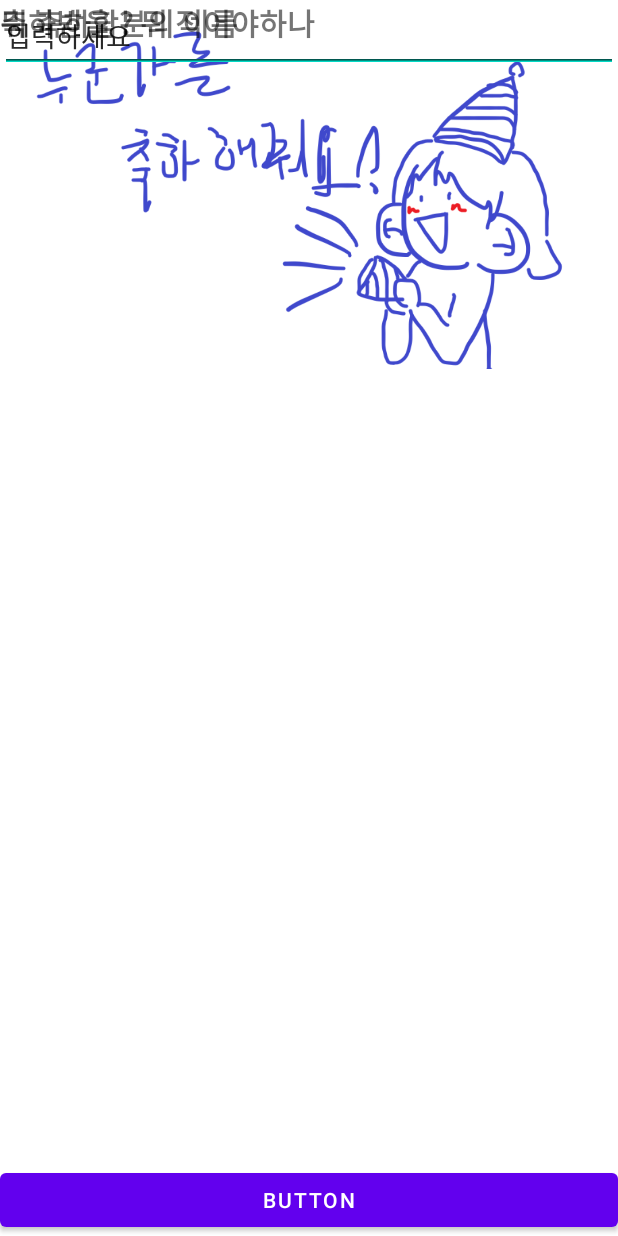
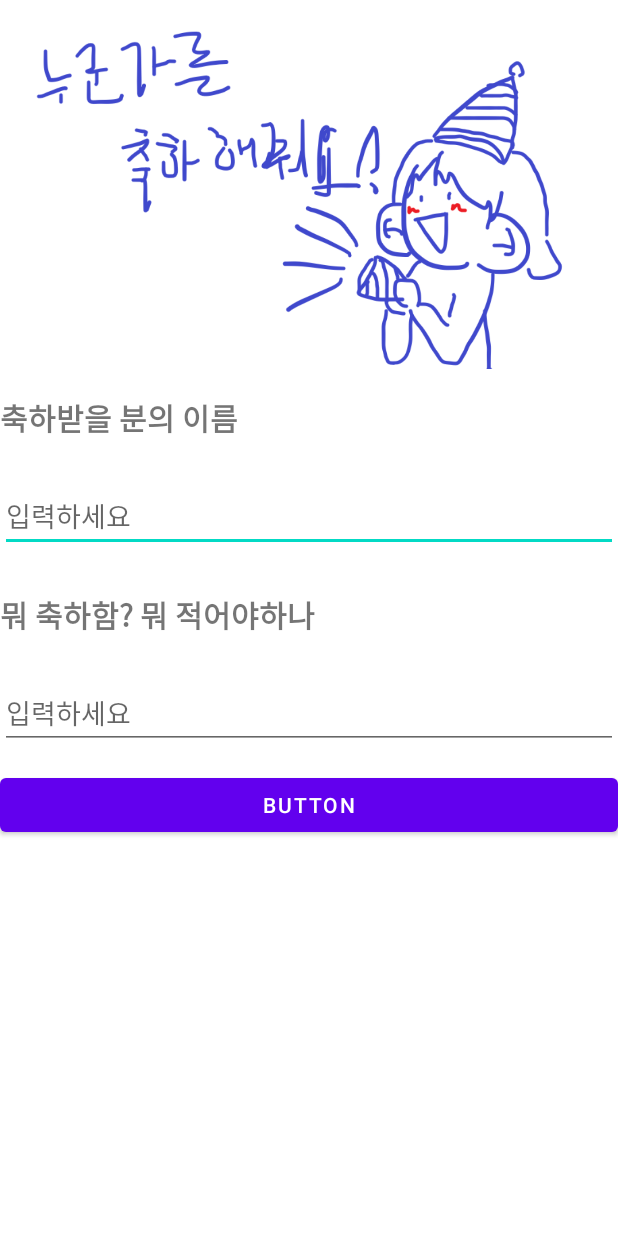
Before and after one commit to arin0220/android, an Android app: the layout activity_main.xml on its own in the app's theme, with its tools: preview values and no code run, on a phone screen of 412 x 824 dp. Run offline under Robolectric (Android 15) with nearby library versions, the phone set to English and light mode, and no system bars.

Commit message:
main linearlaout 으로 변경, 버튼 클릭 시 editText 값 받아오기

```diff
--- a/app/src/main/java/com/example/rollingpaper/MainActivity.kt
+++ b/app/src/main/java/com/example/rollingpaper/MainActivity.kt
@@ -1,13 +1,36 @@
 package com.example.rollingpaper
 
+import android.app.Activity
 import android.os.Bundle
 import android.view.View
-import android.widget.Button
-import androidx.appcompat.app.AppCompatActivity
-import androidx.recyclerview.widget.LinearLayoutManager
-import androidx.recyclerview.widget.RecyclerView
+import android.widget.EditText
+import android.widget.Toast
 
-class MainActivity : AppCompatActivity() {
+class MainActivity : Activity() {
+    private lateinit var nameEditText: EditText // 이름을 입력하는 EditText
+    private lateinit var menuEditText: EditText // 메뉴를 입력하는 EditText
 
+    override fun onCreate(savedInstanceState: Bundle?) {
+        super.onCreate(savedInstanceState)
+        setContentView(R.layout.activity_main)
 
+        // EditText 위젯을 findViewById를 사용하여 연결
+        nameEditText = findViewById(R.id.name)
+        menuEditText = findViewById(R.id.menu)
+    }
+
+    // 버튼 클릭 이벤트 핸들러 메서드
+    fun onButtonClick(view: View) {
+        when (view.id) {
+            R.id.button -> {
+                // 버튼이 클릭되었을 때 EditText에서 값을 가져와서 문자열로 변환
+                val nameText = nameEditText.text.toString()
+                val menuText = menuEditText.text.toString()
+
+                // 가져온 값들을 이용하여 Toast 메시지 표시
+                val message = "이름: $nameText, 메뉴: $menuText"
+                Toast.makeText(this, message, Toast.LENGTH_SHORT).show()
+            }
+        }
+    }
 }
--- a/app/src/main/res/layout/activity_main.xml
+++ b/app/src/main/res/layout/activity_main.xml
@@ -1,74 +1,67 @@
-<?xml version="1.0" encoding="utf-8"?>
-<androidx.constraintlayout.widget.ConstraintLayout xmlns:android="http://schemas.android.com/apk/res/android"
-    xmlns:app="http://schemas.android.com/apk/res-auto"
-    xmlns:tools="http://schemas.android.com/tools"
+<ScrollView
+    xmlns:android="http://schemas.android.com/apk/res/android"
     android:layout_width="match_parent"
-    android:layout_height="match_parent"
-    tools:context=".MainActivity">
+    android:layout_height="match_parent">
 
-<!--    <TextView-->
-<!--        android:id="@+id/textView"-->
-<!--        android:layout_width="match_parent"-->
-<!--        android:layout_height="42dp"-->
-<!--        android:text="Rolling Paper!"-->
-<!--        tools:ignore="MissingConstraints" />-->
+    <LinearLayout
+        android:layout_width="match_parent"
+        android:layout_height="wrap_content"
+        android:orientation="vertical">
 
         <ImageView
             android:id="@+id/imageView"
             android:layout_width="match_parent"
             android:layout_height="250dp"
-        app:layout_constraintEnd_toEndOf="parent"
-        app:srcCompat="@drawable/happy"
-        tools:layout_editor_absoluteY="55dp" />
+            android:src="@drawable/happy" />
+
 
         <TextView
             android:layout_width="match_parent"
             android:layout_height="wrap_content"
+            android:layout_marginVertical="20px"
             android:text="축하받을 분의 이름"
             android:textSize="20sp"
-        android:textStyle="bold"
-        tools:layout_editor_absoluteX="0dp"
-        tools:layout_editor_absoluteY="320dp" />
+            android:textStyle="bold" />
+<!--            tools:layout_editor_absoluteX="150dp"-->
+<!--            tools:layout_editor_absoluteY="320dp" -->
+
 
         <EditText
             android:layout_width="match_parent"
             android:layout_height="wrap_content"
-        tools:layout_editor_absoluteX="0dp"
-        tools:layout_editor_absoluteY="360dp"
-        android:hint="입력하세요"/>
+            android:layout_marginVertical="20px"
+            android:id="@+id/name"
+            android:hint="입력하세요" />
+<!--            tools:layout_editor_absoluteX="0dp"-->
+<!--            tools:layout_editor_absoluteY="360dp"-->
+
 
         <TextView
             android:layout_width="match_parent"
             android:layout_height="wrap_content"
+            android:layout_marginVertical="20px"
             android:text="뭐 축하함? 뭐 적어야하나"
             android:textSize="20sp"
-        android:textStyle="bold"
-        tools:layout_editor_absoluteX="0dp"
-        tools:layout_editor_absoluteY="420dp" />
+            android:textStyle="bold" />
+<!--            tools:layout_editor_absoluteX="50dp"-->
+<!--            tools:layout_editor_absoluteY="420dp" />-->
 
         <EditText
             android:layout_width="match_parent"
             android:layout_height="wrap_content"
-        tools:layout_editor_absoluteX="0dp"
-        tools:layout_editor_absoluteY="460dp"
+            android:layout_marginVertical="20px"
+            android:id="@+id/menu"
             android:hint="입력하세요"/>
+<!--            tools:layout_editor_absoluteX="0dp"-->
+<!--            tools:layout_editor_absoluteY="460dp"-->
 
-    <LinearLayout
-        app:layout_constraintBottom_toBottomOf="parent"
-        android:orientation="horizontal"
+        <Button
+            android:id="@+id/button"
             android:layout_width="match_parent"
             android:layout_height="wrap_content"
-        tools:ignore="MissingConstraints">
-        <Button
-            android:id="@+id/button"
-            android:layout_width="0px"
-            android:layout_height="wrap_content"
             android:text="Button"
-            android:layout_weight="1" />
+            android:onClick="onButtonClick"/>
 
     </LinearLayout>
 
-
-
-
-</androidx.constraintlayout.widget.ConstraintLayout>
+</ScrollView>
```
Lines whose indentation alone changed are shown as unchanged.
